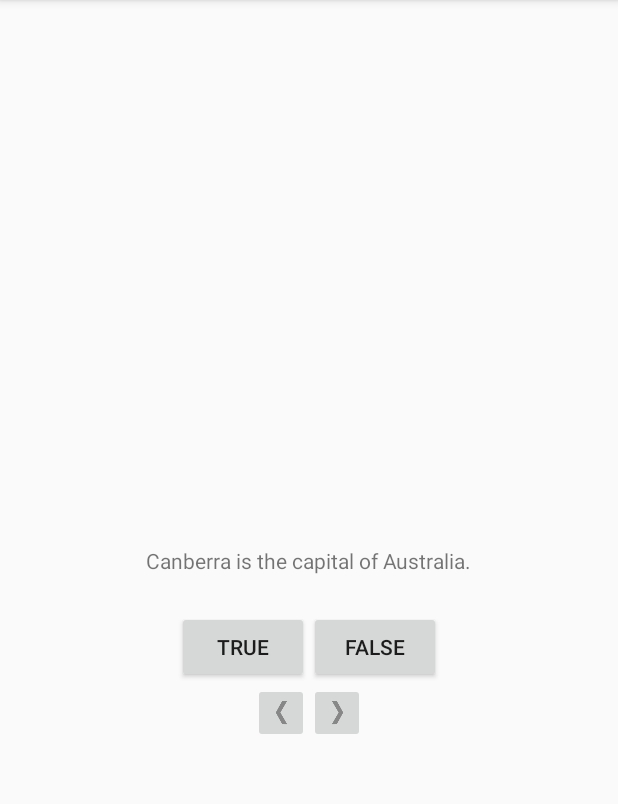
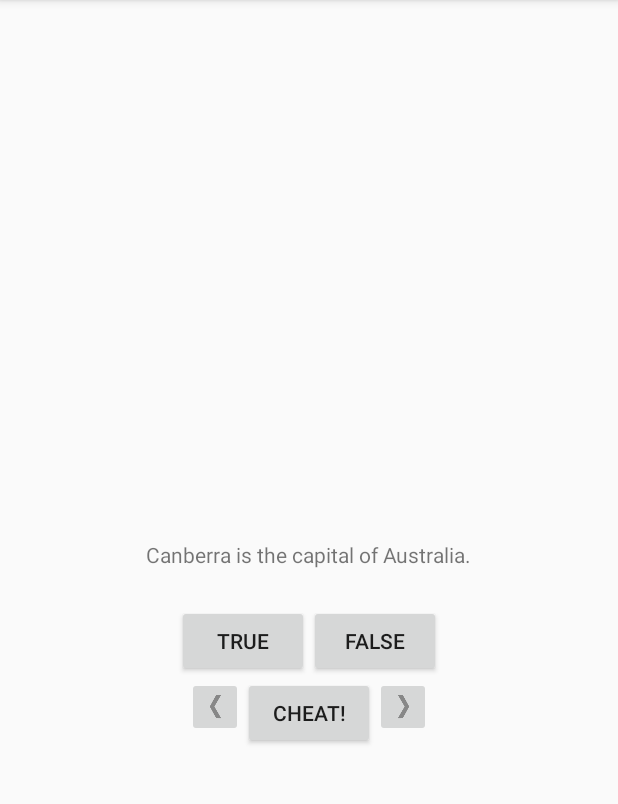
Before and after one commit to LimeBeck/GeoQuiz, an Android app: the screen it shows after launch (QuizActivity), on a phone screen of 412 x 824 dp, the part 84-888 px from its top. Run offline under Robolectric (Android 15) with nearby library versions, the phone set to English and light mode, and no system bars.

Commit message:
Add new activity (only start, don`t do anything)

```diff
--- a/app/src/main/AndroidManifest.xml
+++ b/app/src/main/AndroidManifest.xml
@@ -16,6 +16,7 @@
                 <category android:name="android.intent.category.LAUNCHER" />
             </intent-filter>
         </activity>
+        <activity android:name=".CheatActivity"></activity>
     </application>
 
 </manifest>
--- a/app/src/main/java/com/bignerdranch/android/geoquiz/QuizActivity.java
+++ b/app/src/main/java/com/bignerdranch/android/geoquiz/QuizActivity.java
@@ -1,5 +1,6 @@
 package com.bignerdranch.android.geoquiz;
 
+import android.content.Intent;
 import android.support.v7.app.AppCompatActivity;
 import android.os.Bundle;
 import android.util.Log;
@@ -17,6 +18,7 @@ public class QuizActivity extends AppCompatActivity {
 
     private Button mTrueButton;
     private Button mFalseButton;
+    private Button mCheatButton;
     private ImageButton mNextButton;
     private ImageButton mPrevButton;
     private TextView mQuestionTextView;
@@ -78,6 +80,15 @@ public class QuizActivity extends AppCompatActivity {
                 updateQuestion();
             }
         });
+        mCheatButton = (Button) findViewById(R.id.cheat_button);
+        mCheatButton.setOnClickListener(new View.OnClickListener() {
+            @Override
+            public void onClick(View view) {
+                //Start Cheat Activity
+                Intent intent = new Intent(QuizActivity.this, CheatActivity.class);
+                startActivity(intent);
+            }
+        });
     }
 
     @Override
@@ -119,6 +130,7 @@ public class QuizActivity extends AppCompatActivity {
     }
 
     private void updateQuestion() {
+        //Log.i(TAG, "Updating question text", new Exception());
         int question = mQuestionBank[mCurrentIndex].getTextResId();
         mQuestionTextView.setText(question);
         // mTrueButton.setEnabled(true);
@@ -149,8 +161,9 @@ public class QuizActivity extends AppCompatActivity {
         } else {
             messageResId = R.string.incorrect_toast;
         }
+        mQuestionBank[mCurrentIndex].setAnswered(true);
+        updateQuestion();
         Toast.makeText(this, messageResId, Toast.LENGTH_SHORT).show();
-        mQuestionBank[mCurrentIndex].setAnswered(true);
         if (mAnswers == mQuestionBank.length) {
             TextView mScoreTextView = findViewById(R.id.score);
             mScoreTextView.setText("Your score:" + mTrueAnswers + " of " + mAnswers);
--- a/app/src/main/res/layout-land/activity_quiz.xml
+++ b/app/src/main/res/layout-land/activity_quiz.xml
@@ -48,10 +48,17 @@
         android:id="@+id/prev_button"
         android:layout_width="wrap_content"
         android:layout_height="wrap_content"
-        android:src="@drawable/arrow_left"
         android:layout_gravity="bottom|left"
-        android:contentDescription="@string/prev_button" />
+        android:contentDescription="@string/prev_button"
+        android:src="@drawable/arrow_left" />
     />
+
+    <Button
+        android:id="@+id/cheat_button"
+        android:layout_width="wrap_content"
+        android:layout_height="wrap_content"
+        android:layout_gravity="bottom|center_horizontal"
+        android:text="@string/cheat_button" />
 
     <ImageButton
         android:id="@+id/next_button"
--- a/app/src/main/res/layout/activity_quiz.xml
+++ b/app/src/main/res/layout/activity_quiz.xml
@@ -48,6 +48,12 @@
             android:contentDescription="@string/prev_button" />
         />
 
+        <Button
+            android:id="@+id/cheat_button"
+            android:layout_width="wrap_content"
+            android:layout_height="wrap_content"
+            android:text="@string/cheat_button" />
+
         <ImageButton
             android:id="@+id/next_button"
             android:layout_width="wrap_content"
--- a/app/src/main/res/values/strings.xml
+++ b/app/src/main/res/values/strings.xml
@@ -2,6 +2,10 @@
     <string name="app_name">GeoQuiz</string>
     <string name="true_button">True</string>
     <string name="false_button">False</string>
+    <string name="warning_text">Are you sure you want to do this?</string>
+    <string name="show_answer_button">Show Answer</string>
+    <string name="cheat_button">Cheat!</string>
+    <string name="judgment_toast">Cheating is wrong.</string>
     <string name="question_australia">Canberra is the capital of Australia.</string>.
     <string name="correct_toast">Correct!</string>
     <string name="incorrect_toast">Incorrect!</string>
```
Also changed, not shown: app/src/main/java/com/bignerdranch/android/geoquiz/CheatActivity.java (added, +13 -0 lines), app/src/main/res/layout/activity_cheat.xml (added, +31 -0 lines).
